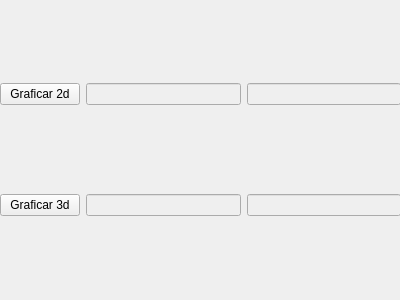
Above: PI2kernel/functiongraphview.ui from lesan2807/kernelmodule before the change. Below: the same form after it.
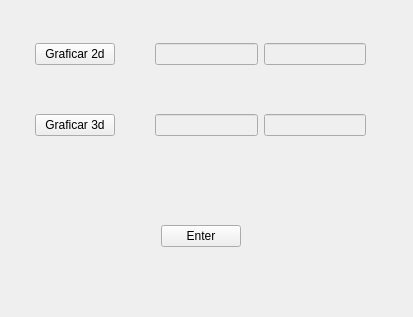
That is the form after the change.

Commit message: Looks good gui

The edit to the form file:
```diff
--- a/PI2kernel/functiongraphview.ui
+++ b/PI2kernel/functiongraphview.ui
@@ -6,8 +6,8 @@
    <rect>
     <x>0</x>
     <y>0</y>
-    <width>400</width>
-    <height>300</height>
+    <width>413</width>
+    <height>317</height>
    </rect>
   </property>
   <property name="sizePolicy">
@@ -25,12 +25,25 @@
      <x>0</x>
      <y>0</y>
      <width>401</width>
-     <height>301</height>
+     <height>291</height>
     </rect>
    </property>
    <layout class="QVBoxLayout" name="verticalLayout">
     <item>
-     <layout class="QHBoxLayout" name="horizontalLayout_4">
+     <layout class="QHBoxLayout" name="horizontalLayout_5">
+      <item>
+       <spacer name="horizontalSpacer_7">
+        <property name="orientation">
+         <enum>Qt::Horizontal</enum>
+        </property>
+        <property name="sizeHint" stdset="0">
+         <size>
+          <width>40</width>
+          <height>20</height>
+         </size>
+        </property>
+       </spacer>
+      </item>
       <item>
        <widget class="QPushButton" name="pushButton2d">
         <property name="text">
@@ -38,6 +51,19 @@
         </property>
        </widget>
       </item>
+      <item>
+       <spacer name="horizontalSpacer_8">
+        <property name="orientation">
+         <enum>Qt::Horizontal</enum>
+        </property>
+        <property name="sizeHint" stdset="0">
+         <size>
+          <width>40</width>
+          <height>20</height>
+         </size>
+        </property>
+       </spacer>
+      </item>
       <item>
        <widget class="QLineEdit" name="funcion2d">
         <property name="enabled">
@@ -52,10 +78,39 @@
         </property>
        </widget>
       </item>
+      <item>
+       <spacer name="horizontalSpacer_9">
+        <property name="orientation">
+         <enum>Qt::Horizontal</enum>
+        </property>
+        <property name="sizeType">
+         <enum>QSizePolicy::Ignored</enum>
+        </property>
+        <property name="sizeHint" stdset="0">
+         <size>
+          <width>40</width>
+          <height>20</height>
+         </size>
+        </property>
+       </spacer>
+      </item>
      </layout>
     </item>
     <item>
-     <layout class="QHBoxLayout" name="horizontalLayout_3">
+     <layout class="QHBoxLayout" name="horizontalLayout_6">
+      <item>
+       <spacer name="horizontalSpacer_10">
+        <property name="orientation">
+         <enum>Qt::Horizontal</enum>
+        </property>
+        <property name="sizeHint" stdset="0">
+         <size>
+          <width>40</width>
+          <height>20</height>
+         </size>
+        </property>
+       </spacer>
+      </item>
       <item>
        <widget class="QPushButton" name="pushButton3d">
         <property name="text">
@@ -63,6 +118,19 @@
         </property>
        </widget>
       </item>
+      <item>
+       <spacer name="horizontalSpacer_11">
+        <property name="orientation">
+         <enum>Qt::Horizontal</enum>
+        </property>
+        <property name="sizeHint" stdset="0">
+         <size>
+          <width>40</width>
+          <height>20</height>
+         </size>
+        </property>
+       </spacer>
+      </item>
       <item>
        <widget class="QLineEdit" name="funcion3d">
         <property name="enabled">
@@ -76,6 +144,75 @@
          <bool>false</bool>
         </property>
        </widget>
+      </item>
+      <item>
+       <spacer name="horizontalSpacer_12">
+        <property name="orientation">
+         <enum>Qt::Horizontal</enum>
+        </property>
+        <property name="sizeType">
+         <enum>QSizePolicy::Ignored</enum>
+        </property>
+        <property name="sizeHint" stdset="0">
+         <size>
+          <width>40</width>
+          <height>20</height>
+         </size>
+        </property>
+       </spacer>
+      </item>
+     </layout>
+    </item>
+    <item>
+     <spacer name="verticalSpacer">
+      <property name="orientation">
+       <enum>Qt::Vertical</enum>
+      </property>
+      <property name="sizeType">
+       <enum>QSizePolicy::Fixed</enum>
+      </property>
+      <property name="sizeHint" stdset="0">
+       <size>
+        <width>20</width>
+        <height>40</height>
+       </size>
+      </property>
+     </spacer>
+    </item>
+    <item>
+     <layout class="QHBoxLayout" name="horizontalLayout">
+      <item>
+       <spacer name="horizontalSpacer_2">
+        <property name="orientation">
+         <enum>Qt::Horizontal</enum>
+        </property>
+        <property name="sizeHint" stdset="0">
+         <size>
+          <width>40</width>
+          <height>20</height>
+         </size>
+        </property>
+       </spacer>
+      </item>
+      <item>
+       <widget class="QPushButton" name="enter">
+        <property name="text">
+         <string>Enter</string>
+        </property>
+       </widget>
+      </item>
+      <item>
+       <spacer name="horizontalSpacer">
+        <property name="orientation">
+         <enum>Qt::Horizontal</enum>
+        </property>
+        <property name="sizeHint" stdset="0">
+         <size>
+          <width>40</width>
+          <height>20</height>
+         </size>
+        </property>
+       </spacer>
       </item>
      </layout>
     </item>
```
The commit also changes 3 other files.
